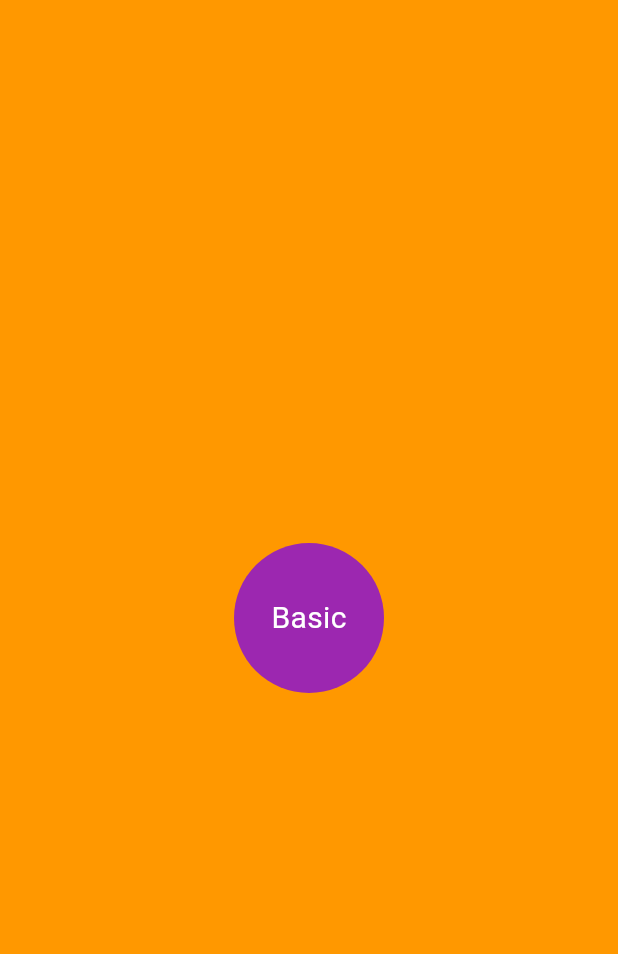
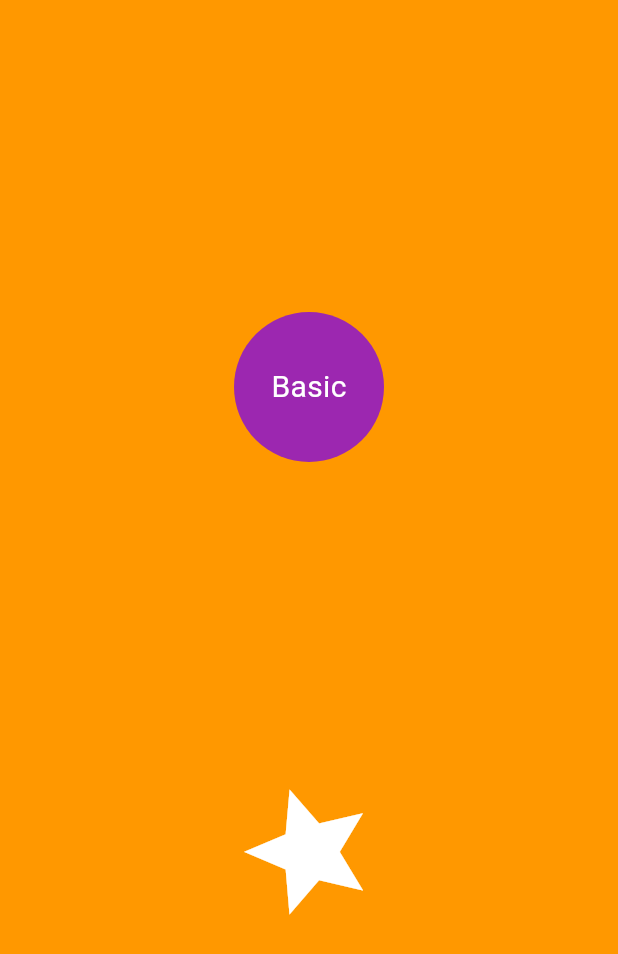
Before and after one commit to MiguelPeralta123/Animdo, a Flutter app: the screen it shows after launch, on a phone screen of 412 x 824 dp. Shown: the top 954 px of the screen. Run offline on Flutter 3.47's test engine with Material 3 defaults, Android fonts, the phone set to English and light mode, and no system bars.

Commit message:
Background and rotating star animations

```diff
--- a/lib/pages/home_page.dart
+++ b/lib/pages/home_page.dart
@@ -1,3 +1,5 @@
+import 'dart:math';
+
 import 'package:flutter/material.dart';
 import 'package:flutter/widgets.dart';
 
@@ -10,8 +12,22 @@ class HomePage extends StatefulWidget {
   }
 }
 
-class _HomePageState extends State<HomePage> {
+class _HomePageState extends State<HomePage> with SingleTickerProviderStateMixin {
+
   double _buttonDiameter = 100;
+  final Tween<double> _backgroundScale = Tween<double>(begin: 0.0, end: 1.0);
+  late AnimationController _starIconAnimationController;
+
+  @override
+  void initState() {
+    super.initState();
+    // The "with SingleTickerProviderStateMixin" allows to initialize the animation controller
+    _starIconAnimationController = AnimationController(
+      vsync: this,
+      duration: const Duration(seconds: 4),
+    );
+    _starIconAnimationController.repeat();
+  }
 
   @override
   Widget build(BuildContext context) {
@@ -20,15 +36,34 @@ class _HomePageState extends State<HomePage> {
           clipBehavior: Clip.none,
           children: [
             _pageBackground(),
-            _circularAnimatedButton(),
+            Column(
+              mainAxisAlignment: MainAxisAlignment.spaceEvenly,
+              mainAxisSize: MainAxisSize.max,
+              crossAxisAlignment: CrossAxisAlignment.center,
+              children: [
+                _circularAnimatedButton(),
+                _starAnimatedIcon(),
+              ],
+            ),
           ],
         ),
     );
   }
 
   Widget _pageBackground() {
-    return Container(
-      color: Colors.orange,
+    return TweenAnimationBuilder(
+      tween: _backgroundScale,
+      curve: Curves.easeInOutCubicEmphasized,
+      duration: const Duration(seconds: 1),
+      builder: (context, scale, child) {
+        return Transform.scale(
+          scale: scale,
+          child: child,
+        );
+      },
+      child: Container(
+        color: Colors.orange,
+      ),
     );
   }
 
@@ -62,4 +97,21 @@ class _HomePageState extends State<HomePage> {
       ),
     );
   }
+
+  Widget _starAnimatedIcon() {
+    return AnimatedBuilder(
+      animation: _starIconAnimationController.view,
+      builder: (context, child) {
+        return Transform.rotate(
+          angle: _starIconAnimationController.value * 2 * pi,
+          child: child,
+        );
+      },
+      child: const Icon(
+        Icons.star,
+        size: 100,
+        color: Colors.white,
+      ),
+    );
+  }
 }
```
